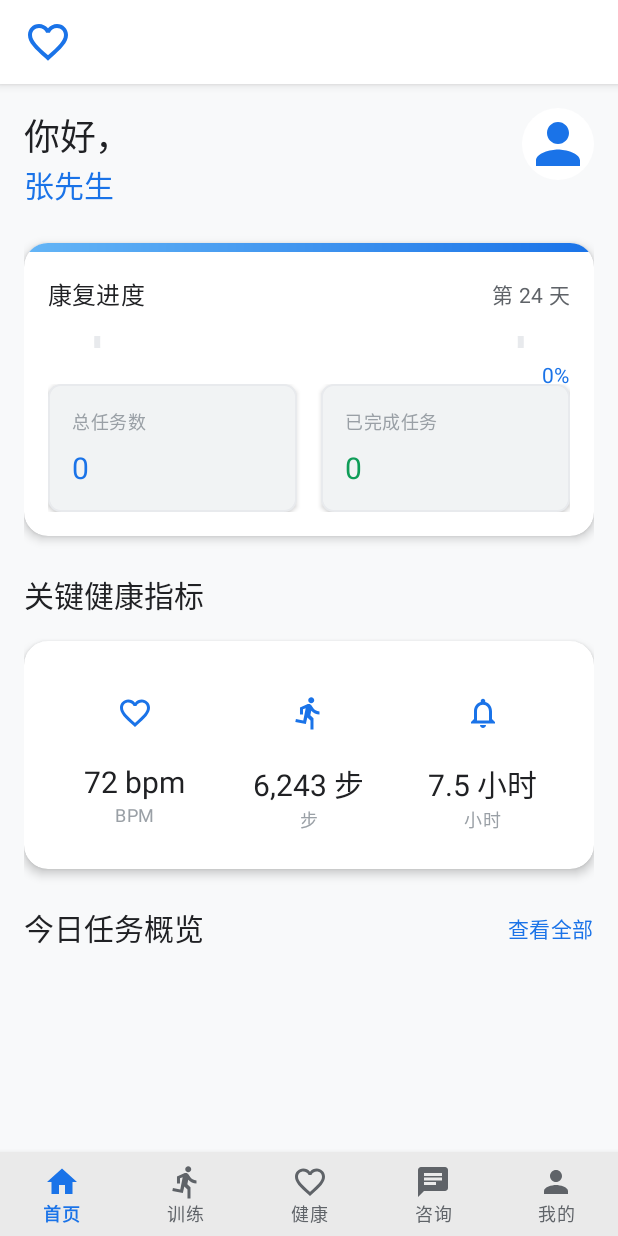
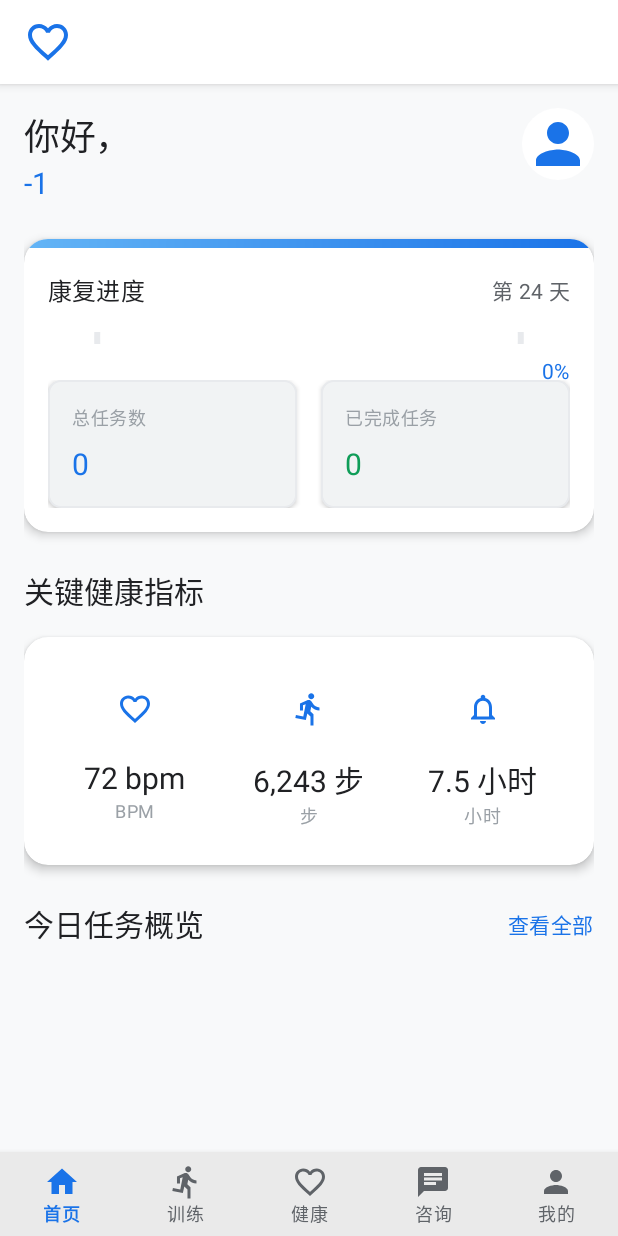
Before and after one commit to wuwuevan/APP, an Android app: the HomeFragment screen opened directly, with no data from a screen before it, on a phone screen of 412 x 824 dp. Run offline under Robolectric (Android 15) with nearby library versions, the phone set to English and light mode, and no system bars; our stand-ins replace navigation-ui.

Commit message:
Display logged in user ID

```diff
--- a/app/src/main/java/com/example/myapplication/ui/dashboard/DashboardFragment.java
+++ b/app/src/main/java/com/example/myapplication/ui/dashboard/DashboardFragment.java
@@ -28,6 +28,7 @@ public class DashboardFragment extends Fragment {
     private TextView tvCompletedTaskCount;
     private ProgressBar progressBar;
     private TextView tvProgressPercent;
+    private TextView tvUserName;
     private TextView tvHeartRate;
     private TextView tvStepCount;
     private TextView tvSleepHours;
@@ -46,6 +47,7 @@ public class DashboardFragment extends Fragment {
         tvCompletedTaskCount = view.findViewById(R.id.tv_completed_task_count);
         progressBar = view.findViewById(R.id.progress_bar);
         tvProgressPercent = view.findViewById(R.id.tv_progress_percent);
+        tvUserName = view.findViewById(R.id.tv_user_name);
         tvHeartRate = view.findViewById(R.id.tv_heart_rate);
         tvStepCount = view.findViewById(R.id.tv_step_count);
         tvSleepHours = view.findViewById(R.id.tv_sleep_hours);
@@ -60,6 +62,7 @@ public class DashboardFragment extends Fragment {
 
         // 获取当前用户ID（假设已经登录）
         int userId = 1;
+        tvUserName.setText(String.valueOf(userId));
 
         // 获取当日任务
         DailyTaskDao taskDao = new DailyTaskDao(getContext());
--- a/app/src/main/java/com/example/myapplication/ui/dashboard/HomeFragment.java
+++ b/app/src/main/java/com/example/myapplication/ui/dashboard/HomeFragment.java
@@ -39,6 +39,7 @@ public class HomeFragment extends Fragment {
     private TextView tvCompletedTaskCount;
     private ProgressBar progressBar;
     private TextView tvProgressPercent;
+    private TextView tvUserName;
     private TextView tvHeartRate;
     private TextView tvStepCount;
     private TextView tvSleepHours;
@@ -76,6 +77,7 @@ public class HomeFragment extends Fragment {
         }
 
         initView(view);
+        tvUserName.setText(String.valueOf(userId));
         setClickListeners();
         return view;
     }
@@ -97,6 +99,7 @@ public class HomeFragment extends Fragment {
         tvCompletedTaskCount = view.findViewById(R.id.tv_completed_task_count);
         progressBar = view.findViewById(R.id.progress_bar);
         tvProgressPercent = view.findViewById(R.id.tv_progress_percent);
+        tvUserName = view.findViewById(R.id.tv_user_name);
         tvHeartRate = view.findViewById(R.id.tv_heart_rate);
         tvStepCount = view.findViewById(R.id.tv_step_count);
         tvSleepHours = view.findViewById(R.id.tv_sleep_hours);
--- a/app/src/main/res/layout/fragment_dashboard.xml
+++ b/app/src/main/res/layout/fragment_dashboard.xml
@@ -33,7 +33,7 @@
             android:id="@+id/tv_user_name"
             android:layout_width="0dp"
             android:layout_height="wrap_content"
-            android:text="@string/default_name"
+            android:text=""
             android:textAppearance="@style/TextAppearance.MyApplication.Headline3"
             android:textColor="@color/colorPrimary"
             app:layout_constraintEnd_toStartOf="@+id/iv_profile"
```
